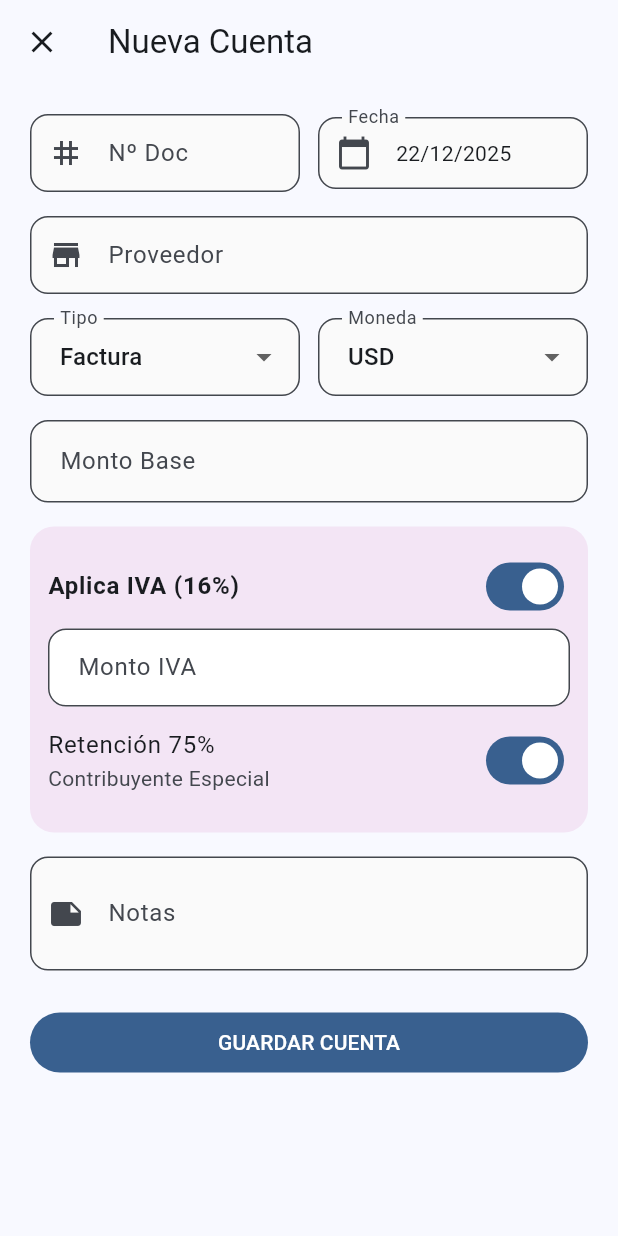
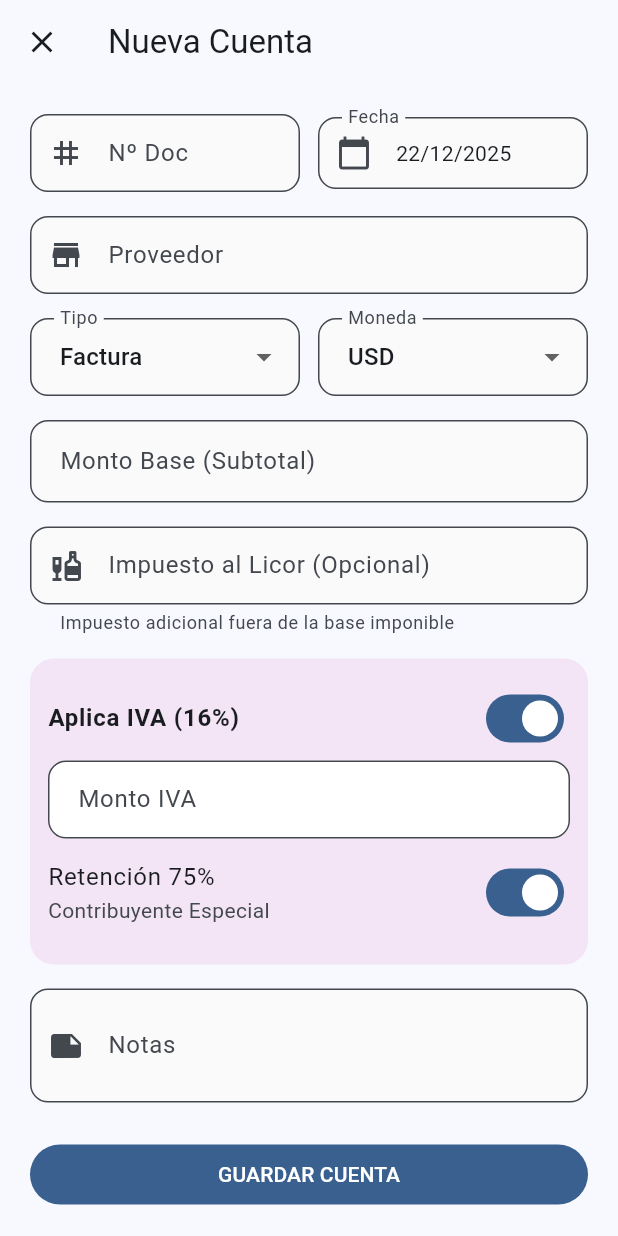
Before and after one commit to cda-1103/cuentas_pagar, a Flutter app: the InvoiceForm screen opened directly, on a phone screen of 412 x 824 dp. Run offline on Flutter 3.47's test engine with Material 3 defaults, Android fonts, the phone set to English and light mode, and no system bars; our stand-ins replace supabase_flutter; accounts and stored records are empty.

Commit message:
IMPUESTO AL LICOR

```diff
--- a/lib/main.dart
+++ b/lib/main.dart
@@ -169,6 +169,7 @@ class Invoice {
   final double baseAmount;
   final bool hasIva;
   final double manualIva;
+  final double liquorTax; // NUEVO CAMPO: Impuesto al Licor
   final bool retentionApplies;
   final String? notes;
 
@@ -183,6 +184,7 @@ class Invoice {
     required this.baseAmount,
     required this.hasIva,
     required this.manualIva,
+    required this.liquorTax,
     required this.retentionApplies,
     this.notes,
   });
@@ -197,7 +199,8 @@ class Invoice {
   // LÓGICA CORREGIDA: Si es Nota, NO suma IVA
   double get totalPayable {
     double ivaToSum = (type == 'Nota' || !hasIva) ? 0.0 : manualIva;
-    double totalFacial = baseAmount + ivaToSum;
+    // Sumamos el Impuesto al Licor al total facial
+    double totalFacial = baseAmount + ivaToSum + liquorTax;
     return totalFacial - retentionAmount;
   }
 
@@ -215,6 +218,8 @@ class Invoice {
       baseAmount: (map['base_amount'] as num).toDouble(),
       hasIva: map['has_iva'] ?? false,
       manualIva: (map['manual_iva'] as num?)?.toDouble() ?? 0.0,
+      liquorTax:
+          (map['liquor_tax'] as num?)?.toDouble() ?? 0.0, // Leer nuevo campo
       retentionApplies: map['retention_applies'] ?? false,
       notes: map['notes'],
     );
@@ -689,9 +694,10 @@ class _InvoiceFormState extends State<InvoiceForm> {
   final _docCtrl = TextEditingController();
   final _baseCtrl = TextEditingController();
   final _ivaCtrl = TextEditingController();
+  final _liquorTaxCtrl =
+      TextEditingController(); // NUEVO: Controlador para Impuesto Licor
   final _notesCtrl = TextEditingController();
   final _rateCtrl = TextEditingController();
-  // Controlador para el Autocomplete de Proveedores
   final TextEditingController _providerTypeAheadCtrl = TextEditingController();
 
   DateTime _selectedDate = DateTime.now();
@@ -711,10 +717,13 @@ class _InvoiceFormState extends State<InvoiceForm> {
       final inv = widget.existingInvoice!;
       _docCtrl.text = inv.docNumber ?? '';
       _selectedProvider = inv.provider;
-      _providerTypeAheadCtrl.text = inv.provider; // Inicializar Autocomplete
+      _providerTypeAheadCtrl.text = inv.provider;
 
       _baseCtrl.text = inv.baseAmount.toString();
       _ivaCtrl.text = inv.manualIva.toString();
+      _liquorTaxCtrl.text = inv.liquorTax > 0
+          ? inv.liquorTax.toString()
+          : ''; // Llenar si existe
       _notesCtrl.text = inv.notes ?? '';
       _rateCtrl.text = inv.exchangeRate?.toString() ?? '';
       _selectedDate = inv.date;
@@ -738,14 +747,12 @@ class _InvoiceFormState extends State<InvoiceForm> {
   }
 
   void _calculateIva() {
-    // CORRECCION: Solo calcular si es Factura Y tiene IVA activo
     if (_type == 'Factura' && _hasIva && _baseCtrl.text.isNotEmpty) {
       final base = double.tryParse(_baseCtrl.text) ?? 0;
       setState(() {
         _ivaCtrl.text = (base * 0.16).toStringAsFixed(2);
       });
     } else {
-      // Si no aplica, limpiar el campo visualmente para evitar confusión
       if (_ivaCtrl.text.isNotEmpty && (!_hasIva || _type == 'Nota')) {
         _ivaCtrl.text = '0.00';
       }
@@ -755,7 +762,6 @@ class _InvoiceFormState extends State<InvoiceForm> {
   Future<void> _save() async {
     if (!_formKey.currentState!.validate()) return;
 
-    // Obtener proveedor desde el Autocomplete si no se seleccionó explicitamente uno
     final providerToSave = _selectedProvider ?? _providerTypeAheadCtrl.text;
     if (providerToSave.isEmpty) {
       ScaffoldMessenger.of(context).showSnackBar(
@@ -767,13 +773,14 @@ class _InvoiceFormState extends State<InvoiceForm> {
     setState(() => _loading = true);
 
     try {
-      // CORRECCION: Forzar valores en 0 si es Nota
       final isNota = _type == 'Nota';
       final finalHasIva = isNota ? false : _hasIva;
       final finalRetention = isNota ? false : _retentionApplies;
       final finalManualIva = (isNota || !finalHasIva)
           ? 0.0
           : double.parse(_ivaCtrl.text.isEmpty ? '0' : _ivaCtrl.text);
+      final finalLiquorTax =
+          double.tryParse(_liquorTaxCtrl.text) ?? 0.0; // Obtener Impuesto Licor
 
       final data = {
         'doc_number': _docCtrl.text,
@@ -787,6 +794,7 @@ class _InvoiceFormState extends State<InvoiceForm> {
         'base_amount': double.parse(_baseCtrl.text),
         'has_iva': finalHasIva,
         'manual_iva': finalManualIva,
+        'liquor_tax': finalLiquorTax, // Guardar
         'retention_applies': finalRetention,
         'notes': _notesCtrl.text,
       };
@@ -866,7 +874,6 @@ class _InvoiceFormState extends State<InvoiceForm> {
             ),
             const SizedBox(height: 16),
 
-            // BUSCADOR INTELIGENTE DE PROVEEDORES
             Autocomplete<String>(
               optionsBuilder: (TextEditingValue textEditingValue) {
                 if (textEditingValue.text == '') {
@@ -886,12 +893,10 @@ class _InvoiceFormState extends State<InvoiceForm> {
               },
               fieldViewBuilder:
                   (context, controller, focusNode, onEditingComplete) {
-                    // Sincronizar controlador interno si es la primera vez (edición)
                     if (controller.text.isEmpty &&
                         _providerTypeAheadCtrl.text.isNotEmpty) {
                       controller.text = _providerTypeAheadCtrl.text;
                     }
-                    // Actualizar variable al escribir
                     controller.addListener(() {
                       _selectedProvider = controller.text;
                       _providerTypeAheadCtrl.text = controller.text;
@@ -923,7 +928,6 @@ class _InvoiceFormState extends State<InvoiceForm> {
                         .toList(),
                     onChanged: (v) => setState(() {
                       _type = v!;
-                      // Si cambia a nota, desactivamos IVA visualmente
                       if (_type == 'Nota') {
                         _hasIva = false;
                         _retentionApplies = false;
@@ -949,7 +953,7 @@ class _InvoiceFormState extends State<InvoiceForm> {
               const SizedBox(height: 16),
               TextFormField(
                 controller: _rateCtrl,
-                inputFormatters: [DecimalInputFormatter()], // FIX COMAS
+                inputFormatters: [DecimalInputFormatter()],
                 keyboardType: const TextInputType.numberWithOptions(
                   decimal: true,
                 ),
@@ -962,20 +966,35 @@ class _InvoiceFormState extends State<InvoiceForm> {
             const SizedBox(height: 16),
             TextFormField(
               controller: _baseCtrl,
-              inputFormatters: [DecimalInputFormatter()], // FIX COMAS
+              inputFormatters: [DecimalInputFormatter()],
               keyboardType: const TextInputType.numberWithOptions(
                 decimal: true,
               ),
               style: const TextStyle(fontSize: 18, fontWeight: FontWeight.bold),
               decoration: InputDecoration(
-                labelText: 'Monto Base',
+                labelText: 'Monto Base (Subtotal)',
                 prefixText: _currency == 'USD' ? '\$ ' : 'Bs ',
               ),
               onChanged: (_) => _calculateIva(),
               validator: (v) => v!.isEmpty ? 'Requerido' : null,
             ),
 
-            // OPCIONES FISCALES (Solo si es Factura)
+            // CAMPO DE IMPUESTO AL LICOR
+            const SizedBox(height: 16),
+            TextFormField(
+              controller: _liquorTaxCtrl,
+              inputFormatters: [DecimalInputFormatter()],
+              keyboardType: const TextInputType.numberWithOptions(
+                decimal: true,
+              ),
+              decoration: InputDecoration(
+                labelText: 'Impuesto al Licor (Opcional)',
+                prefixIcon: const Icon(Icons.liquor), // Un icono apropiado
+                prefixText: _currency == 'USD' ? '\$ ' : 'Bs ',
+                helperText: 'Impuesto adicional fuera de la base imponible',
+              ),
+            ),
+
             if (_type == 'Factura') ...[
               const SizedBox(height: 16),
               Container(
@@ -995,13 +1014,13 @@ class _InvoiceFormState extends State<InvoiceForm> {
                       value: _hasIva,
                       onChanged: (v) => setState(() {
                         _hasIva = v;
-                        _calculateIva(); // Recalcula (limpia si es false)
+                        _calculateIva();
                       }),
                     ),
                     if (_hasIva) ...[
                       TextFormField(
                         controller: _ivaCtrl,
-                        inputFormatters: [DecimalInputFormatter()], // FIX COMAS
+                        inputFormatters: [DecimalInputFormatter()],
                         keyboardType: const TextInputType.numberWithOptions(
                           decimal: true,
                         ),
@@ -1468,7 +1487,7 @@ class InvoiceDetailDialog extends StatelessWidget {
     // Si es Nota, el total es el monto base (sin IVA, sin retencion)
     final double totalFacial = invoice.type == 'Nota'
         ? invoice.baseAmount
-        : invoice.baseAmount + invoice.manualIva;
+        : invoice.baseAmount + invoice.manualIva + invoice.liquorTax;
 
     return Dialog(
       shape: RoundedRectangleBorder(borderRadius: BorderRadius.circular(20)),
@@ -1552,6 +1571,15 @@ class InvoiceDetailDialog extends StatelessWidget {
                             'IVA 16% (+)',
                             invoice.manualIva,
                             invoice.currency,
+                          ),
+
+                        // MOSTRAR IMPUESTO LICOR SI EXISTE
+                        if (invoice.liquorTax > 0)
+                          _row(
+                            'Impuesto Licor (+)',
+                            invoice.liquorTax,
+                            invoice.currency,
+                            color: Colors.purple,
                           ),
 
                         const Padding(
```
